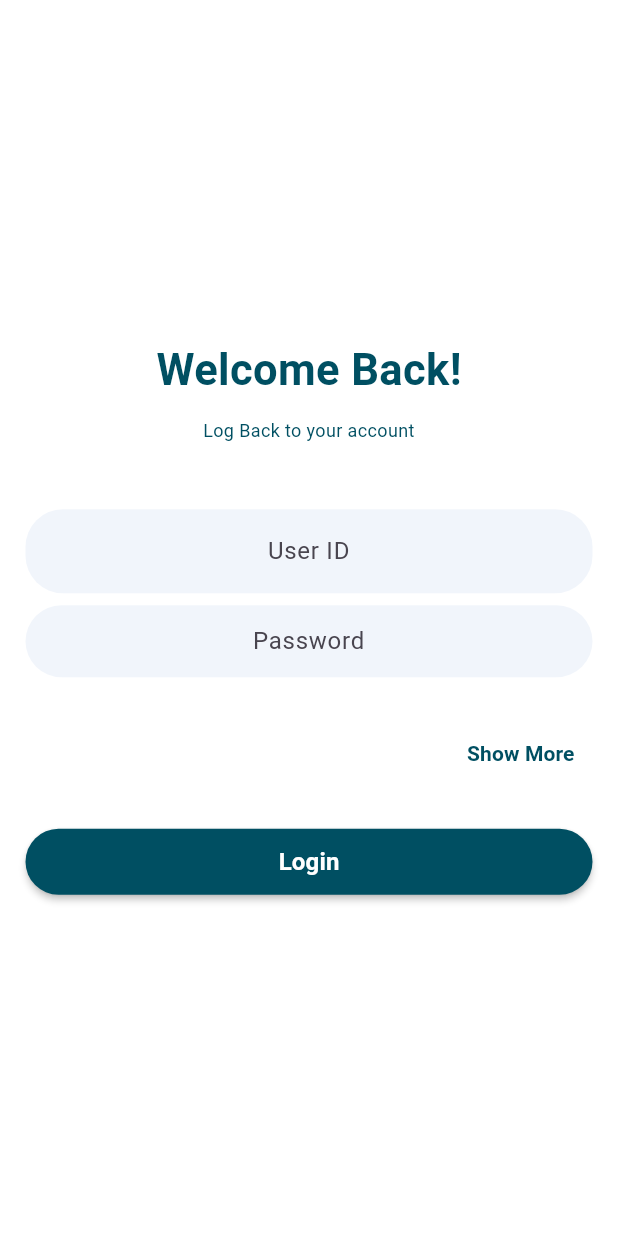
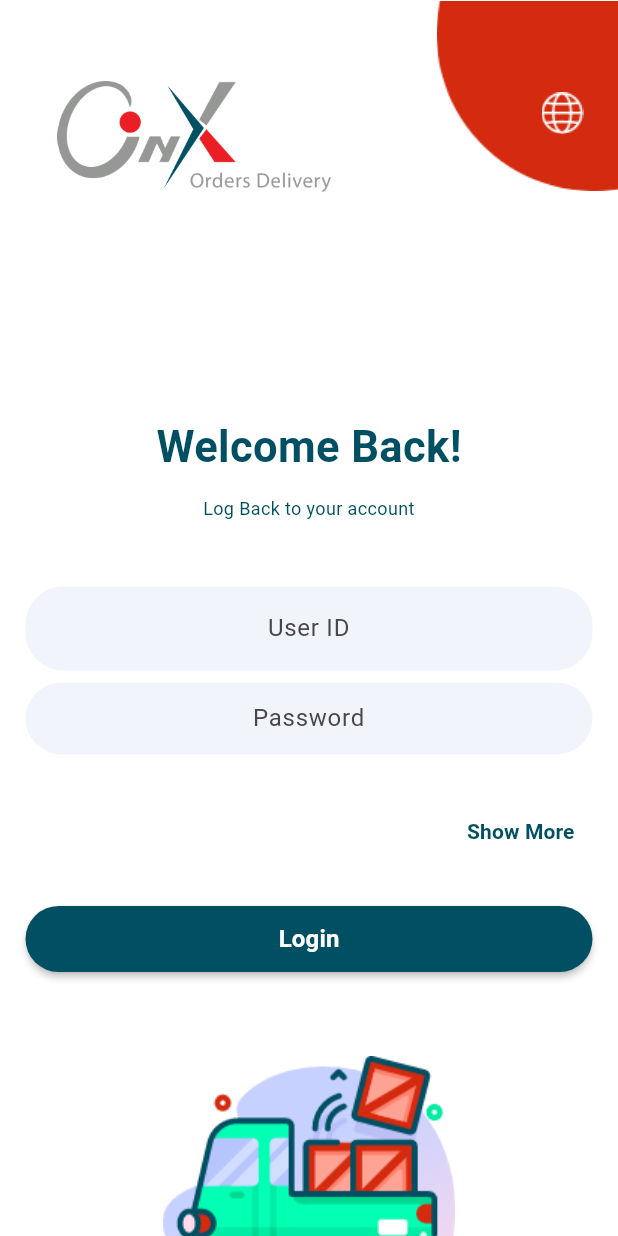
Before and after one commit to Bekir-shaher/delivery_app, a Flutter app: the screen it shows after launch, on a phone screen of 412 x 824 dp. Run offline on Flutter 3.47's test engine with Material 3 defaults, Android fonts, the phone set to English and light mode, and no system bars; missing offline and left inert: dart:ffi.

Commit message:
LoginScreen Desgined

```diff
--- a/lib/futuers/user/presention/screens/loginScreen.dart
+++ b/lib/futuers/user/presention/screens/loginScreen.dart
@@ -1,3 +1,5 @@
+import 'dart:ffi';
+
 import 'package:delivery_app/futuers/user/presention/widgets/loginForm.dart';
 import 'package:flutter/material.dart';
 import 'package:flutter/services.dart';
@@ -14,29 +16,86 @@ class _LoginscreenState extends State<Loginscreen> {
   Widget build(BuildContext context) {
     return Scaffold(
       backgroundColor: Color(0xffFFFFFF),
-      body: SafeArea(
-        child: Column(
-          children: [
-            Expanded(child: Loginform()),
 
-            // Stack(
-            //   alignment: Alignment.topLeft,
-            //   children: [
-            //     Positioned(
-            //       child: Image.asset('images/loginScreenAssets/ic_circle.png'),
-            //     ),
-            //   ],
-            // ),
-            // Container(
-            //   padding: EdgeInsets.zero,
-            //   margin: EdgeInsets.only(left: 26, right: 179, top: 20),
-            //   width: 170,
-            //   height: 74,
-            //   child: Image.asset('images/loginScreenAssets/logo2.png'),
-            // ),
-          ],
-        ),
+      body: ListView(
+        //يستخدم ListView للسماح بالتمرير في حالة وجود محتوى طويل
+        padding: EdgeInsets.zero, //
+
+        children: [
+          Row(
+            children: [
+              Expanded(
+                child: Container(
+                  // alignment: Alignment.bottomLeft,
+                  margin: EdgeInsets.only(left: 26, top: 54),
+                  child: Image.asset(
+                    'images/loginScreenAssets/logo2.png',
+                    width: 170,
+                    height: 74,
+                  ),
+                ),
+              ),
+              SizedBox(width: 58),
+              Expanded(
+                flex: 0,
+                child: Stack(
+                  //مشكلة
+                  clipBehavior: Clip.none, //
+                  children: [
+                    Align(
+                      child: Image.asset(
+                        'images/loginScreenAssets/ic_circle.png',
+                        width: 121,
+                        height: 127,
+                      ),
+                    ),
+
+                    Positioned(
+                      top: 51,
+                      left: 60,
+                      child: Align(
+                        child: IconButton(
+                          onPressed: () {},
+                          icon: Image.asset(
+                            'images/loginScreenAssets/ic_language.png',
+                          ),
+                        ),
+                      ),
+                    ),
+                  ],
+                ),
+              ),
+
+              Container(alignment: Alignment.topRight, child: null), //////
+            ],
+          ),
+
+          SizedBox(height: 132),
+
+          Loginform(),
+
+          Container(
+            margin: EdgeInsets.only(bottom: 28, top: 37),
+            padding: EdgeInsets.zero,
+            alignment: Alignment.center,
+            width: 195,
+            height: 170,
+            child: Image.asset('images/loginScreenAssets/delivery.png'),
+          ),
+        ],
       ),
     );
   }
 }
+
+
+/*
+top: -MediaQuery.of(context).size.height * 0.1
+MediaQuery.of(context).size.height = يعطيك ارتفاع الشاشة بالبكسل.
+
+* 0.1 = يعني 10% من ارتفاع الشاشة.
+
+علامة السالب - = تحرك العنصر للأعلى (خارج المكان الطبيعي).
+
+
+ */
```
Also changed, not shown: images/loginScreenAssets/delivery.png (added).
